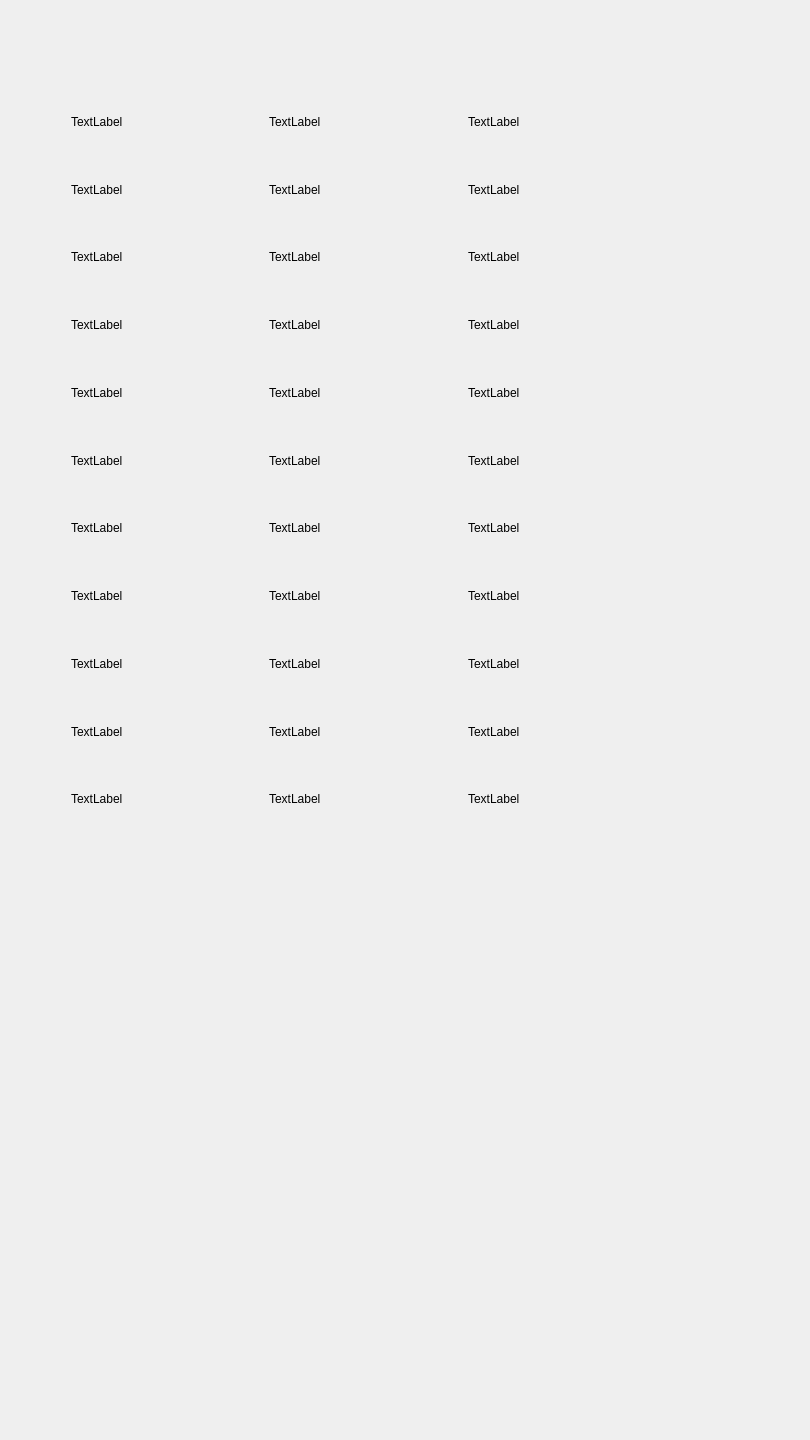
Qt form mainwindow.ui (679347153/code-by-code-zean) before a commit.
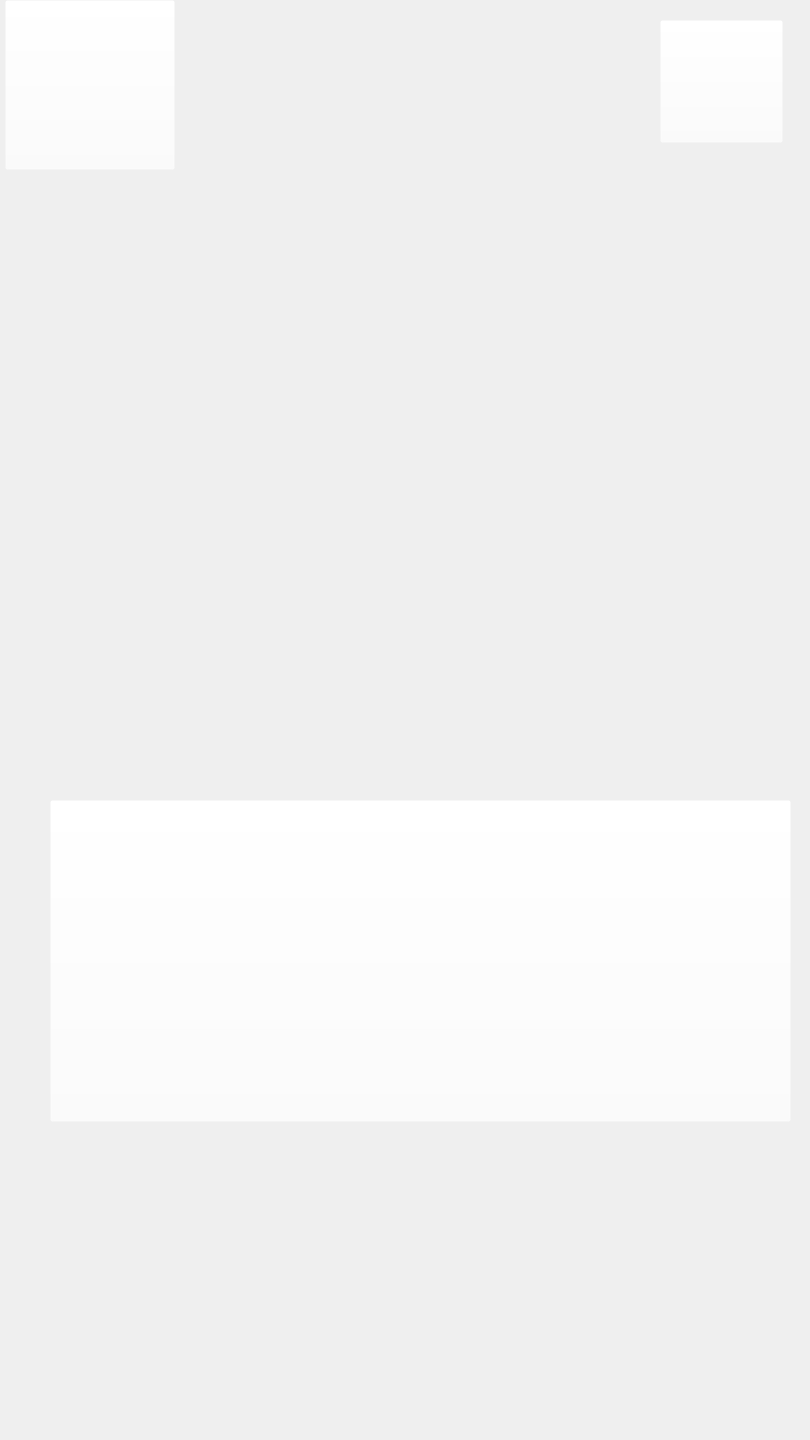
The same form after that commit. The open tabs and pages were chosen to show the change. Icons and pictures are not drawn.

```diff
--- a/mainwindow.ui
+++ b/mainwindow.ui
@@ -518,424 +518,66 @@
      </widget>
     </widget>
     <widget class="QWidget" name="page4">
-     <widget class="QWidget" name="verticalLayoutWidget">
+     <property name="styleSheet">
+      <string notr="true">#page4{background-image: url(:/res/backwithfont.png);}</string>
+     </property>
+     <widget class="QPushButton" name="rank2">
       <property name="geometry">
        <rect>
-        <x>60</x>
-        <y>80</y>
-        <width>611</width>
-        <height>761</height>
+        <x>5</x>
+        <y>0</y>
+        <width>170</width>
+        <height>170</height>
        </rect>
       </property>
-      <layout class="QVBoxLayout" name="verticalLayout">
-       <item>
-        <layout class="QHBoxLayout" name="horizontalLayout_3">
-         <item>
-          <widget class="QLabel" name="t11">
-           <property name="styleSheet">
-            <string notr="true">background-image: url(:/res/none.png);
+      <property name="styleSheet">
+       <string notr="true">background-color: rgba(255, 255, 255,0);
+border-image: url(:/res/ranking(1).png);</string>
+      </property>
+      <property name="text">
+       <string/>
+      </property>
+     </widget>
+     <widget class="QPushButton" name="music2">
+      <property name="geometry">
+       <rect>
+        <x>660</x>
+        <y>20</y>
+        <width>123</width>
+        <height>123</height>
+       </rect>
+      </property>
+      <property name="styleSheet">
+       <string notr="true">background-image: url(:/res/music_on.png);
 background-color: rgba(255, 255, 255,0);</string>
-           </property>
-           <property name="text">
-            <string>TextLabel</string>
-           </property>
-          </widget>
-         </item>
-         <item>
-          <widget class="QLabel" name="t12">
-           <property name="styleSheet">
-            <string notr="true">background-image: url(:/res/none.png);
-background-color: rgba(255, 255, 255,0);</string>
-           </property>
-           <property name="text">
-            <string>TextLabel</string>
-           </property>
-          </widget>
-         </item>
-         <item>
-          <widget class="QLabel" name="t13">
-           <property name="styleSheet">
-            <string notr="true">background-image: url(:/res/none.png);
-background-color: rgba(255, 255, 255,0);</string>
-           </property>
-           <property name="text">
-            <string>TextLabel</string>
-           </property>
-          </widget>
-         </item>
-        </layout>
-       </item>
-       <item>
-        <layout class="QHBoxLayout" name="horizontalLayout_2">
-         <item>
-          <widget class="QLabel" name="label_7">
-           <property name="styleSheet">
-            <string notr="true">background-image: url(:/res/none.png);
-background-color: rgba(255, 255, 255,0);</string>
-           </property>
-           <property name="text">
-            <string>TextLabel</string>
-           </property>
-          </widget>
-         </item>
-         <item>
-          <widget class="QLabel" name="label_6">
-           <property name="styleSheet">
-            <string notr="true">background-image: url(:/res/none.png);
-background-color: rgba(255, 255, 255,0);</string>
-           </property>
-           <property name="text">
-            <string>TextLabel</string>
-           </property>
-          </widget>
-         </item>
-         <item>
-          <widget class="QLabel" name="label_5">
-           <property name="styleSheet">
-            <string notr="true">background-image: url(:/res/none.png);
-background-color: rgba(255, 255, 255,0);</string>
-           </property>
-           <property name="text">
-            <string>TextLabel</string>
-           </property>
-          </widget>
-         </item>
-        </layout>
-       </item>
-       <item>
-        <layout class="QHBoxLayout" name="horizontalLayout">
-         <item>
-          <widget class="QLabel" name="label_10">
-           <property name="styleSheet">
-            <string notr="true">background-image: url(:/res/none.png);
-background-color: rgba(255, 255, 255,0);</string>
-           </property>
-           <property name="text">
-            <string>TextLabel</string>
-           </property>
-          </widget>
-         </item>
-         <item>
-          <widget class="QLabel" name="label_9">
-           <property name="styleSheet">
-            <string notr="true">background-image: url(:/res/none.png);
-background-color: rgba(255, 255, 255,0);</string>
-           </property>
-           <property name="text">
-            <string>TextLabel</string>
-           </property>
-          </widget>
-         </item>
-         <item>
-          <widget class="QLabel" name="label_8">
-           <property name="styleSheet">
-            <string notr="true">background-image: url(:/res/none.png);
-background-color: rgba(255, 255, 255,0);</string>
-           </property>
-           <property name="text">
-            <string>TextLabel</string>
-           </property>
-          </widget>
-         </item>
-        </layout>
-       </item>
-       <item>
-        <layout class="QHBoxLayout" name="horizontalLayout_4">
-         <item>
-          <widget class="QLabel" name="label_13">
-           <property name="styleSheet">
-            <string notr="true">background-image: url(:/res/none.png);
-background-color: rgba(255, 255, 255,0);</string>
-           </property>
-           <property name="text">
-            <string>TextLabel</string>
-           </property>
-          </widget>
-         </item>
-         <item>
-          <widget class="QLabel" name="label_12">
-           <property name="styleSheet">
-            <string notr="true">background-image: url(:/res/none.png);
-background-color: rgba(255, 255, 255,0);</string>
-           </property>
-           <property name="text">
-            <string>TextLabel</string>
-           </property>
-          </widget>
-         </item>
-         <item>
-          <widget class="QLabel" name="label_11">
-           <property name="styleSheet">
-            <string notr="true">background-image: url(:/res/none.png);
-background-color: rgba(255, 255, 255,0);</string>
-           </property>
-           <property name="text">
-            <string>TextLabel</string>
-           </property>
-          </widget>
-         </item>
-        </layout>
-       </item>
-       <item>
-        <layout class="QHBoxLayout" name="horizontalLayout_5">
-         <item>
-          <widget class="QLabel" name="label_16">
-           <property name="styleSheet">
-            <string notr="true">background-image: url(:/res/none.png);
-background-color: rgba(255, 255, 255,0);</string>
-           </property>
-           <property name="text">
-            <string>TextLabel</string>
-           </property>
-          </widget>
-         </item>
-         <item>
-          <widget class="QLabel" name="label_15">
-           <property name="styleSheet">
-            <string notr="true">background-image: url(:/res/none.png);
-background-color: rgba(255, 255, 255,0);</string>
-           </property>
-           <property name="text">
-            <string>TextLabel</string>
-           </property>
-          </widget>
-         </item>
-         <item>
-          <widget class="QLabel" name="label_14">
-           <property name="styleSheet">
-            <string notr="true">background-image: url(:/res/none.png);
-background-color: rgba(255, 255, 255,0);</string>
-           </property>
-           <property name="text">
-            <string>TextLabel</string>
-           </property>
-          </widget>
-         </item>
-        </layout>
-       </item>
-       <item>
-        <layout class="QHBoxLayout" name="horizontalLayout_6">
-         <item>
-          <widget class="QLabel" name="label_19">
-           <property name="styleSheet">
-            <string notr="true">background-image: url(:/res/none.png);
-background-color: rgba(255, 255, 255,0);</string>
-           </property>
-           <property name="text">
-            <string>TextLabel</string>
-           </property>
-          </widget>
-         </item>
-         <item>
-          <widget class="QLabel" name="label_18">
-           <property name="styleSheet">
-            <string notr="true">background-image: url(:/res/none.png);
-background-color: rgba(255, 255, 255,0);</string>
-           </property>
-           <property name="text">
-            <string>TextLabel</string>
-           </property>
-          </widget>
-         </item>
-         <item>
-          <widget class="QLabel" name="label_17">
-           <property name="styleSheet">
-            <string notr="true">background-image: url(:/res/none.png);
-background-color: rgba(255, 255, 255,0);</string>
-           </property>
-           <property name="text">
-            <string>TextLabel</string>
-           </property>
-          </widget>
-         </item>
-        </layout>
-       </item>
-       <item>
-        <layout class="QHBoxLayout" name="horizontalLayout_7">
-         <item>
-          <widget class="QLabel" name="label_22">
-           <property name="styleSheet">
-            <string notr="true">background-image: url(:/res/none.png);
-background-color: rgba(255, 255, 255,0);</string>
-           </property>
-           <property name="text">
-            <string>TextLabel</string>
-           </property>
-          </widget>
-         </item>
-         <item>
-          <widget class="QLabel" name="label_21">
-           <property name="styleSheet">
-            <string notr="true">background-image: url(:/res/none.png);
-background-color: rgba(255, 255, 255,0);</string>
-           </property>
-           <property name="text">
-            <string>TextLabel</string>
-           </property>
-          </widget>
-         </item>
-         <item>
-          <widget class="QLabel" name="label_20">
-           <property name="styleSheet">
-            <string notr="true">background-image: url(:/res/none.png);
-background-color: rgba(255, 255, 255,0);</string>
-           </property>
-           <property name="text">
-            <string>TextLabel</string>
-           </property>
-          </widget>
-         </item>
-        </layout>
-       </item>
-       <item>
-        <layout class="QHBoxLayout" name="horizontalLayout_8">
-         <item>
-          <widget class="QLabel" name="label_25">
-           <property name="styleSheet">
-            <string notr="true">background-image: url(:/res/none.png);
-background-color: rgba(255, 255, 255,0);</string>
-           </property>
-           <property name="text">
-            <string>TextLabel</string>
-           </property>
-          </widget>
-         </item>
-         <item>
-          <widget class="QLabel" name="label_24">
-           <property name="styleSheet">
-            <string notr="true">background-image: url(:/res/none.png);
-background-color: rgba(255, 255, 255,0);</string>
-           </property>
-           <property name="text">
-            <string>TextLabel</string>
-           </property>
-          </widget>
-         </item>
-         <item>
-          <widget class="QLabel" name="label_23">
-           <property name="styleSheet">
-            <string notr="true">background-image: url(:/res/none.png);
-background-color: rgba(255, 255, 255,0);</string>
-           </property>
-           <property name="text">
-            <string>TextLabel</string>
-           </property>
-          </widget>
-         </item>
-        </layout>
-       </item>
-       <item>
-        <layout class="QHBoxLayout" name="horizontalLayout_9">
-         <item>
-          <widget class="QLabel" name="label_28">
-           <property name="styleSheet">
-            <string notr="true">background-image: url(:/res/none.png);
-background-color: rgba(255, 255, 255,0);</string>
-           </property>
-           <property name="text">
-            <string>TextLabel</string>
-           </property>
-          </widget>
-         </item>
-         <item>
-          <widget class="QLabel" name="label_27">
-           <property name="styleSheet">
-            <string notr="true">background-image: url(:/res/none.png);
-background-color: rgba(255, 255, 255,0);</string>
-           </property>
-           <property name="text">
-            <string>TextLabel</string>
-           </property>
-          </widget>
-         </item>
-         <item>
-          <widget class="QLabel" name="label_26">
-           <property name="styleSheet">
-            <string notr="true">background-image: url(:/res/none.png);
-background-color: rgba(255, 255, 255,0);</string>
-           </property>
-           <property name="text">
-            <string>TextLabel</string>
-           </property>
-          </widget>
-         </item>
-        </layout>
-       </item>
-       <item>
-        <layout class="QHBoxLayout" name="horizontalLayout_10">
-         <item>
-          <widget class="QLabel" name="label_31">
-           <property name="styleSheet">
-            <string notr="true">background-image: url(:/res/none.png);
-background-color: rgba(255, 255, 255,0);</string>
-           </property>
-           <property name="text">
-            <string>TextLabel</string>
-           </property>
-          </widget>
-         </item>
-         <item>
-          <widget class="QLabel" name="label_30">
-           <property name="styleSheet">
-            <string notr="true">background-image: url(:/res/none.png);
-background-color: rgba(255, 255, 255,0);</string>
-           </property>
-           <property name="text">
-            <string>TextLabel</string>
-           </property>
-          </widget>
-         </item>
-         <item>
-          <widget class="QLabel" name="label_29">
-           <property name="styleSheet">
-            <string notr="true">background-image: url(:/res/none.png);
-background-color: rgba(255, 255, 255,0);</string>
-           </property>
-           <property name="text">
-            <string>TextLabel</string>
-           </property>
-          </widget>
-         </item>
-        </layout>
-       </item>
-       <item>
-        <layout class="QHBoxLayout" name="horizontalLayout_11">
-         <item>
-          <widget class="QLabel" name="label_34">
-           <property name="styleSheet">
-            <string notr="true">background-image: url(:/res/none.png);
-background-color: rgba(255, 255, 255,0);</string>
-           </property>
-           <property name="text">
-            <string>TextLabel</string>
-           </property>
-          </widget>
-         </item>
-         <item>
-          <widget class="QLabel" name="label_33">
-           <property name="styleSheet">
-            <string notr="true">background-image: url(:/res/none.png);
-background-color: rgba(255, 255, 255,0);</string>
-           </property>
-           <property name="text">
-            <string>TextLabel</string>
-           </property>
-          </widget>
-         </item>
-         <item>
-          <widget class="QLabel" name="label_32">
-           <property name="styleSheet">
-            <string notr="true">background-image: url(:/res/none.png);
-background-color: rgba(255, 255, 255,0);</string>
-           </property>
-           <property name="text">
-            <string>TextLabel</string>
-           </property>
-          </widget>
-         </item>
-        </layout>
-       </item>
-      </layout>
+      </property>
+      <property name="text">
+       <string/>
+      </property>
+     </widget>
+     <widget class="QPushButton" name="start">
+      <property name="geometry">
+       <rect>
+        <x>50</x>
+        <y>800</y>
+        <width>741</width>
+        <height>322</height>
+       </rect>
+      </property>
+      <property name="styleSheet">
+       <string notr="true">#start{
+background-image: url(:/res/start_button.png);
+background-color: rgba(255, 255, 255,0);}
+#start::hover{
+background-image: url(:/res/start_button_yellow.png);
+background-color: rgba(255, 255, 255,0);}
+#start::pressed,start::checked{
+background-image: url(:/res/start_button_gray.png);
+background-color: rgba(255, 255, 255,0);}</string>
+      </property>
+      <property name="text">
+       <string/>
+      </property>
      </widget>
     </widget>
     <widget class="QWidget" name="page5"/>
```
Left out of the diff: 295 changed lines with no effect on the pictures.
